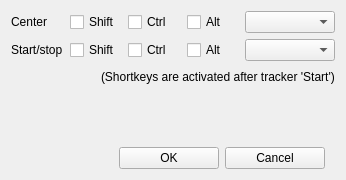
aavendan/facetracknoir, file FaceTrackNoIR/FTNoIR_KeyboardShortcuts.ui: the form before one commit.
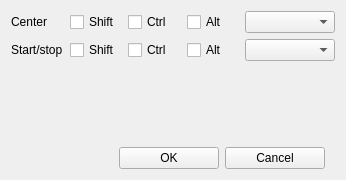
The form after the commit. Icons and pictures are not drawn.

What changed in the file:
```diff
--- a/FaceTrackNoIR/FTNoIR_KeyboardShortcuts.ui
+++ b/FaceTrackNoIR/FTNoIR_KeyboardShortcuts.ui
@@ -138,13 +138,6 @@
        </property>
       </spacer>
      </item>
-     <item>
-      <widget class="QLabel" name="label_2">
-       <property name="text">
-        <string>(Shortkeys are activated after tracker 'Start')</string>
-       </property>
-      </widget>
-     </item>
     </layout>
    </item>
    <item>
```
